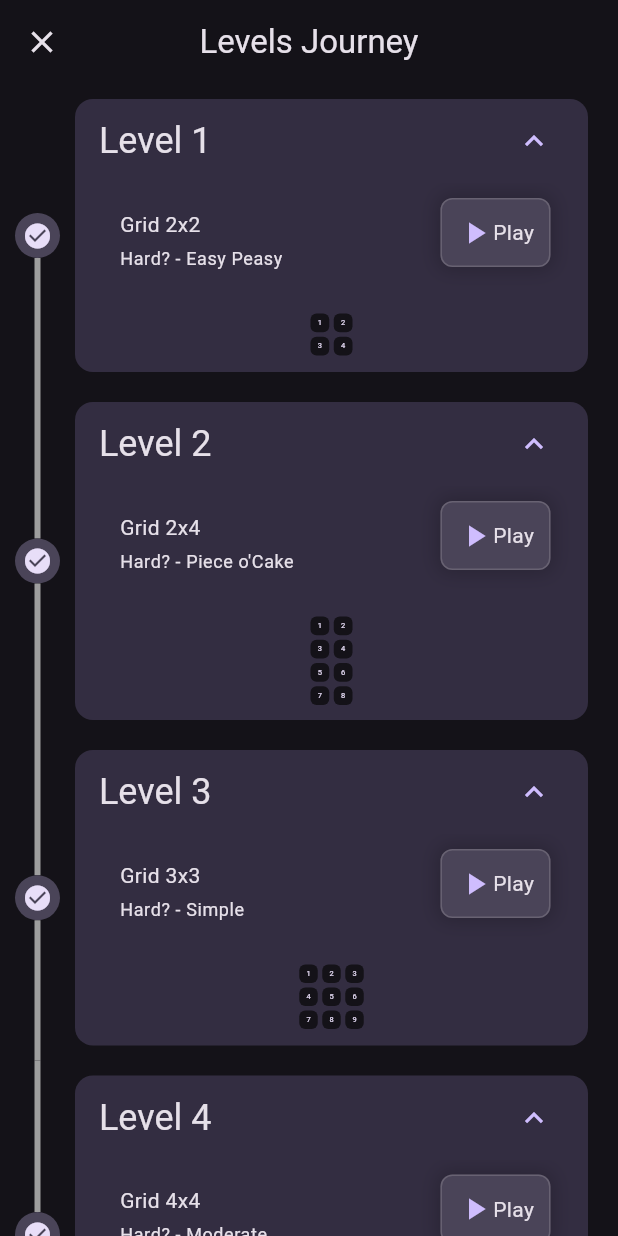
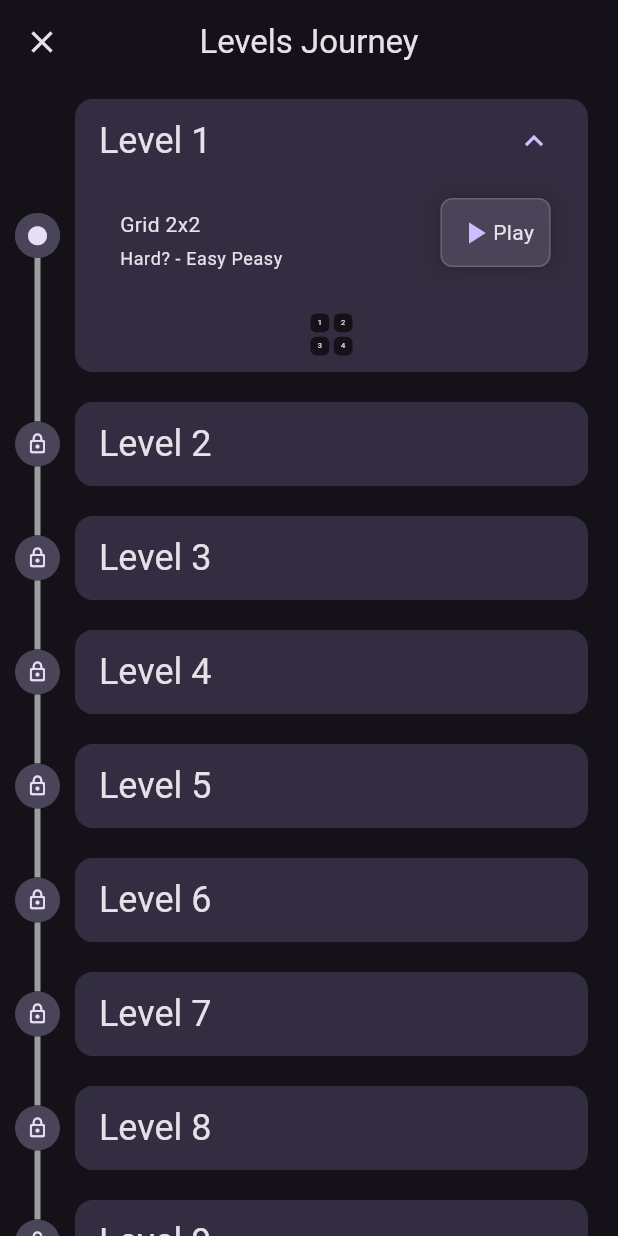
Before and after one commit to HaseebKahn365/cellz_lite, a Flutter app: the screen it shows after launch, tab 2 chosen, after a tap on "Show All Levels", on a phone screen of 412 x 824 dp. Run offline on Flutter 3.47's test engine with Material 3 defaults, Android fonts, the phone set to English and light mode, and no system bars; drawn by our look-alikes of flutter_animate, timeline_tile; our stand-ins replace audioplayers, rive, shared_preferences; missing offline and left inert: flame.

```diff
--- a/lib/Tabs/journey_tab.dart
+++ b/lib/Tabs/journey_tab.dart
@@ -69,7 +69,9 @@ class JourneyTab extends StatelessWidget {
               Center(
                 child: Padding(
                   padding: const EdgeInsets.only(top: 30),
-                  child: ElevatedButton(
+                  child: OutlinedButton.icon(
+                    //  up arrow
+                    icon: Icon(Icons.arrow_upward),
                     onPressed: () {
                       //Navigate to the levels screen ..it will have details of each level. all levels that the user has unlocked will be shown.
                       Navigator.of(context).push(
@@ -88,7 +90,7 @@ class JourneyTab extends StatelessWidget {
                         ),
                       );
                     },
-                    child: Text('Show All Levels'),
+                    label: Text('Show All Levels'),
                   ),
                 ),
               ),
--- a/lib/dealing_with_data/User.dart
+++ b/lib/dealing_with_data/User.dart
@@ -29,9 +29,9 @@ class UserProvider extends ChangeNotifier {
     _prefs = await SharedPreferences.getInstance();
     name = _prefs?.getString('name') ?? 'Anon';
     score = _prefs?.getInt('score') ?? 0;
-    // currentLevelIndex = _prefs?.getInt('currentLevelIndex') ?? 0;
+    currentLevelIndex = _prefs?.getInt('currentLevelIndex') ?? 0;
 
-    currentLevelIndex = 64;
+    // currentLevelIndex = 0;
     wins = _prefs?.getInt('wins') ?? 0;
     losses = _prefs?.getInt('losses') ?? 0;
     lives = _prefs?.getInt('lives') ?? 5;
--- a/lib/home.dart
+++ b/lib/home.dart
@@ -183,7 +183,7 @@ class OverviewTab extends StatelessWidget {
                 currentLevel: userProvider.currentLevelIndex + 1,
                 totalLevels: 65,
                 diameter: 230,
-                progressColor: Theme.of(context).colorScheme.primaryFixedDim,
+                progressColor: Theme.of(context).colorScheme.primary,
                 backgroundColor: Theme.of(context).colorScheme.primaryContainer,
                 centerColor: Theme.of(context).colorScheme.primary.withOpacity(0.8),
                 labels: [
--- a/lib/sections/dial.dart
+++ b/lib/sections/dial.dart
@@ -44,6 +44,7 @@ class FunkyLevelsRadial extends StatelessWidget {
       child: Stack(
         children: [
           ShaderMask(
+            blendMode: BlendMode.srcIn,
             shaderCallback: (rect) {
               return SweepGradient(
                 startAngle: degToRad(180),
@@ -65,8 +66,8 @@ class FunkyLevelsRadial extends StatelessWidget {
           ),
           Center(
             child: Container(
-              width: diameter - 100, //radius of the center circle
-              height: diameter - 100,
+              width: diameter - 110, //radius of the center circle
+              height: diameter - 110,
               decoration: BoxDecoration(
                 color: centerColor,
                 shape: BoxShape.circle,
```
Also changed, not shown: 10 other files.
